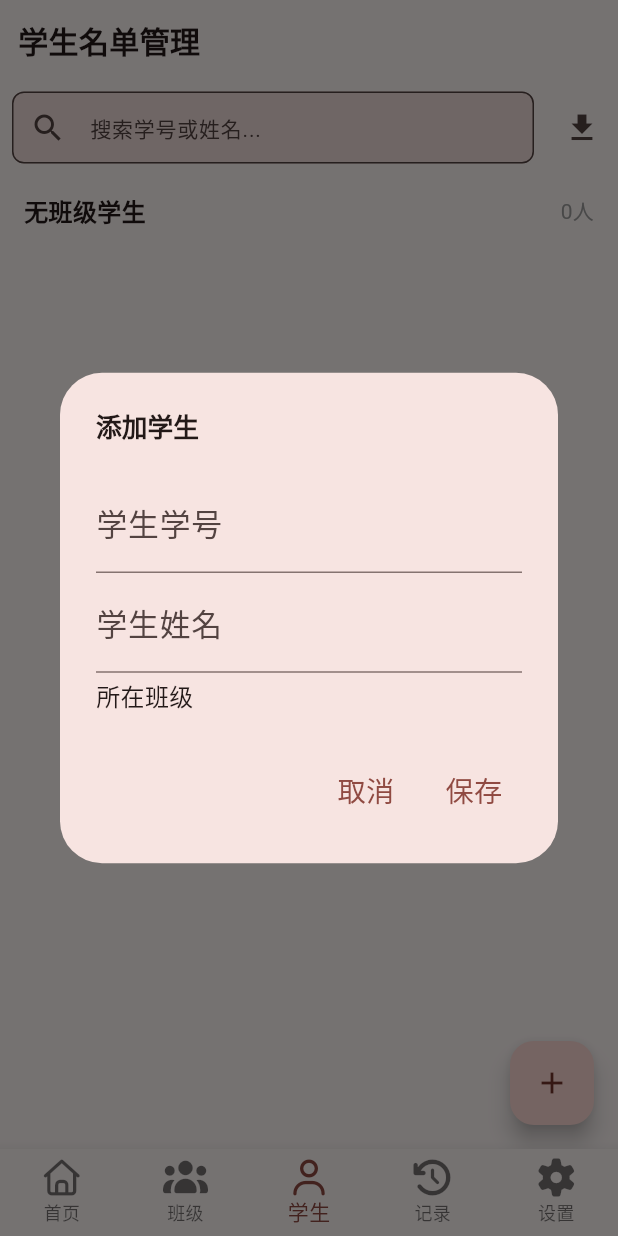
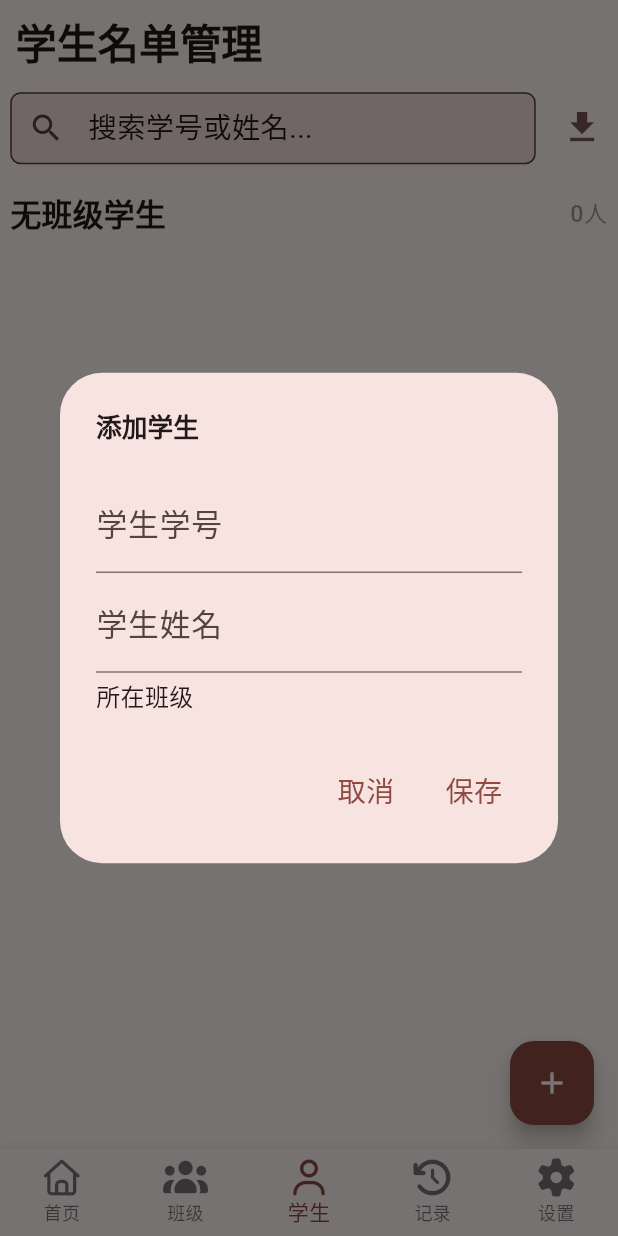
Before and after one commit to ieeningnwq/rollcaller, a Flutter app: the screen it shows after launch, item 3 of the bottom bar chosen, after a tap on the "add" icon, on a phone screen of 412 x 824 dp. Run offline on Flutter 3.47's test engine with Material 3 defaults, Android fonts, the phone set to English and light mode, and no system bars; drawn by our look-alikes of pull_to_refresh; our stand-ins replace dio, file_picker, flutter_screenutil, flutter_secure_storage, fluttertoast, font_awesome_flutter and 2 more; missing offline and left inert: excel, webdav_client; accounts and stored records are empty.

Commit message:
学生管理页面主题

```diff
--- a/lib/main.dart
+++ b/lib/main.dart
@@ -77,7 +77,7 @@ class _MyAppState extends State<MyApp> with WidgetsBindingObserver {
               bodySmall: TextStyle(fontSize: 20.sp),
               labelLarge: TextStyle(fontSize: 22.sp),
               labelMedium: TextStyle(fontSize: 18.sp),
-              labelSmall: TextStyle(fontSize: 14.sp),
+              labelSmall: TextStyle(fontSize: 16.sp),
             ),
           ),
           home: IndexPage(),
--- a/lib/pages/student_page.dart
+++ b/lib/pages/student_page.dart
@@ -4,6 +4,7 @@ import 'dart:io';
 import 'package:excel/excel.dart';
 import 'package:file_picker/file_picker.dart';
 import 'package:flutter/material.dart';
+import 'package:flutter_screenutil/flutter_screenutil.dart' show SizeExtension;
 import 'package:fluttertoast/fluttertoast.dart';
 import 'package:pull_to_refresh/pull_to_refresh.dart';
 import 'package:rollcall/models/student_class_model.dart';
@@ -79,6 +80,7 @@ class _StudentPageState extends State<StudentPage> {
     _searchController.dispose();
     _refreshController.dispose();
   }
+
   @override
   Widget build(BuildContext context) {
     return Scaffold(
@@ -88,10 +90,10 @@ class _StudentPageState extends State<StudentPage> {
           children: [
             // 顶部标题栏
             Container(
-              padding: const EdgeInsets.all(12),
+              padding: EdgeInsets.all(12.w),
               child: Text(
                 '学生名单管理',
-                style: TextStyle(fontSize: 20, fontWeight: FontWeight.bold),
+                style: Theme.of(context).textTheme.headlineLarge,
               ),
             ),
             Row(
@@ -103,7 +105,11 @@ class _StudentPageState extends State<StudentPage> {
                   onPressed: () {
                     _importStudentsFromExcel();
                   },
-                  icon: Icon(Icons.download),
+                  icon: Icon(
+                    Icons.download,
+                    color: Theme.of(context).colorScheme.secondary,
+                    size: Theme.of(context).textTheme.headlineLarge?.fontSize,
+                  ),
                 ),
               ],
             ),
@@ -147,9 +153,9 @@ class _StudentPageState extends State<StudentPage> {
                                   Column(
                                     children: group.students.map((student) {
                                       return Padding(
-                                        padding: const EdgeInsets.symmetric(
-                                          horizontal: 8,
-                                          vertical: 2,
+                                        padding: EdgeInsets.symmetric(
+                                          horizontal: 8.h,
+                                          vertical: 2.w,
                                         ),
                                         child: _studentItemWidget(student),
                                       );
@@ -172,6 +178,7 @@ class _StudentPageState extends State<StudentPage> {
       ),
       // 浮动添加按钮
       floatingActionButton: FloatingActionButton(
+        backgroundColor: Theme.of(context).colorScheme.primary,
         onPressed: () => {
           showDialog(
             context: context,
@@ -189,7 +196,7 @@ class _StudentPageState extends State<StudentPage> {
             }
           }),
         },
-        child: const Icon(Icons.add),
+        child: Icon(Icons.add, color: Theme.of(context).colorScheme.onPrimary),
       ),
     );
   }
@@ -215,7 +222,9 @@ class _StudentPageState extends State<StudentPage> {
         var classIds = await StudentClassRelationDao()
             .getAllClassIdsByStudentId(studentId);
         for (int classId in classIds) {
-          student!.classesMap[classId] = await classDao.getStudentClass(classId);
+          student!.classesMap[classId] = await classDao.getStudentClass(
+            classId,
+          );
         }
         if (student != null) {
           students.add(student);
@@ -276,21 +285,20 @@ class _StudentPageState extends State<StudentPage> {
 
   Expanded _searchWidget() => Expanded(
     child: Padding(
-      padding: const EdgeInsets.all(8),
+      padding: EdgeInsets.all(8.r),
       child: TextField(
         controller: _searchController,
         decoration: InputDecoration(
           prefixIcon: const Icon(Icons.search),
           hintText: '搜索学号或姓名...',
-          hintStyle: TextStyle(fontSize: 14),
-          border: OutlineInputBorder(borderRadius: BorderRadius.circular(8)),
+          hintStyle: Theme.of(context).textTheme.bodyMedium?.copyWith(
+            color: Theme.of(context).colorScheme.onSurface,
+          ),
+          border: OutlineInputBorder(borderRadius: BorderRadius.circular(8.r)),
           focusedBorder: OutlineInputBorder(
-            borderRadius: BorderRadius.circular(8),
+            borderRadius: BorderRadius.circular(8.r),
           ),
-          contentPadding: const EdgeInsets.symmetric(
-            horizontal: 6,
-            vertical: 4,
-          ),
+          contentPadding: EdgeInsets.symmetric(horizontal: 6.h, vertical: 4.w),
           filled: true,
         ),
       ),
@@ -308,17 +316,26 @@ class _StudentPageState extends State<StudentPage> {
                 .isExpanded;
       }),
       child: Container(
-        padding: const EdgeInsets.symmetric(horizontal: 16, vertical: 12),
+        padding: EdgeInsets.only(
+          left: 8.h,
+          right: 8.h,
+          top: 12.w,
+          bottom: 12.w,
+        ),
         child: Row(
           mainAxisAlignment: MainAxisAlignment.spaceBetween,
           children: [
             Text(
               group.studentClass.className,
-              style: const TextStyle(fontSize: 16, fontWeight: FontWeight.bold),
+              style: Theme.of(context).textTheme.titleMedium?.copyWith(
+                color: Theme.of(context).colorScheme.onSurface,
+              ),
             ),
             Text(
               '${group.students.length}人',
-              style: const TextStyle(fontSize: 14, color: Colors.grey),
+              style: Theme.of(context).textTheme.labelMedium?.copyWith(
+                color: Theme.of(context).colorScheme.onSurface.withAlpha(110),
+              ),
             ),
           ],
         ),
@@ -328,13 +345,13 @@ class _StudentPageState extends State<StudentPage> {
 
   Widget _studentItemWidget(StudentModel student) {
     return Container(
-      padding: const EdgeInsets.all(4),
+      padding: EdgeInsets.all(4.r),
       decoration: BoxDecoration(
-        borderRadius: BorderRadius.circular(8),
+        borderRadius: BorderRadius.circular(8.r),
         boxShadow: [
           BoxShadow(
-            color: Colors.black.withValues(alpha: 0.05),
-            blurRadius: 2,
+            color: Theme.of(context).colorScheme.surfaceContainer,
+            blurRadius: 2.r,
             offset: const Offset(0, 1),
           ),
         ],
@@ -350,32 +367,39 @@ class _StudentPageState extends State<StudentPage> {
                   children: [
                     Text(
                       student.studentName,
-                      style: const TextStyle(
-                        fontSize: 16,
-                        fontWeight: FontWeight.w500,
+                      style: Theme.of(context).textTheme.titleSmall?.copyWith(
+                        color: Theme.of(context).colorScheme.onSurface,
                       ),
                     ),
-                    const SizedBox(width: 8),
+                    SizedBox(width: 8.w),
                     Container(
-                      padding: const EdgeInsets.symmetric(
-                        horizontal: 8,
-                        vertical: 2,
+                      padding: EdgeInsets.symmetric(
+                        horizontal: 8.h,
+                        vertical: 2.w,
                       ),
                       decoration: BoxDecoration(
-                        color: Colors.purple.withValues(alpha: 0.1),
-                        borderRadius: BorderRadius.circular(12),
+                        color: Theme.of(
+                          context,
+                        ).colorScheme.surfaceContainerHighest,
+                        borderRadius: BorderRadius.circular(12.r),
                       ),
                       child: Text(
                         student.studentNumber,
-                        style: TextStyle(fontSize: 12),
+                        style: Theme.of(context).textTheme.labelSmall?.copyWith(
+                          color: Theme.of(context).colorScheme.onSurface,
+                        ),
                       ),
                     ),
                   ],
                 ),
-                const SizedBox(height: 4),
+                SizedBox(height: 4.h),
                 Text(
                   '创建时间: ${'${student.created.year}-${student.created.month.toString().padLeft(2, '0')}-${student.created.day.toString().padLeft(2, '0')}'}',
-                  style: const TextStyle(fontSize: 12, color: Colors.grey),
+                  style: Theme.of(context).textTheme.labelSmall?.copyWith(
+                    color: Theme.of(
+                      context,
+                    ).colorScheme.onSurface.withAlpha(100),
+                  ),
                 ),
               ],
             ),
@@ -383,7 +407,10 @@ class _StudentPageState extends State<StudentPage> {
           Row(
             children: [
               IconButton(
-                icon: const Icon(Icons.visibility, color: Colors.grey),
+                icon: Icon(
+                  Icons.visibility,
+                  color: Theme.of(context).colorScheme.tertiary,
+                ),
                 onPressed: () {
                   // 查看功能
                   showDialog(
@@ -393,7 +420,10 @@ class _StudentPageState extends State<StudentPage> {
                 },
               ),
               IconButton(
-                icon: const Icon(Icons.edit, color: Colors.grey),
+                icon: Icon(
+                  Icons.edit,
+                  color: Theme.of(context).colorScheme.secondary,
+                ),
                 onPressed: () {
                   // 编辑功能
                   showDialog(
@@ -412,7 +442,10 @@ class _StudentPageState extends State<StudentPage> {
                 },
               ),
               IconButton(
-                icon: const Icon(Icons.delete, color: Colors.grey),
+                icon: Icon(
+                  Icons.delete,
+                  color: Theme.of(context).colorScheme.error,
+                ),
                 onPressed: () {
                   // 删除功能
                   showDialog(
```
